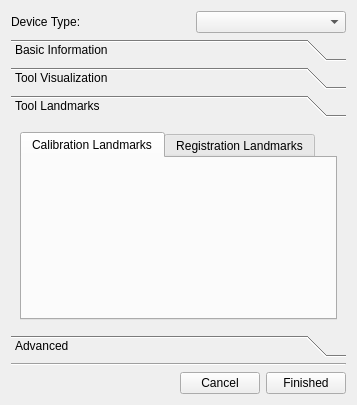
First picture: the form in Modules/IGTUI/Qmitk/QmitkNavigationToolCreationWidget.ui, repository MITK/MITK, before the edit.
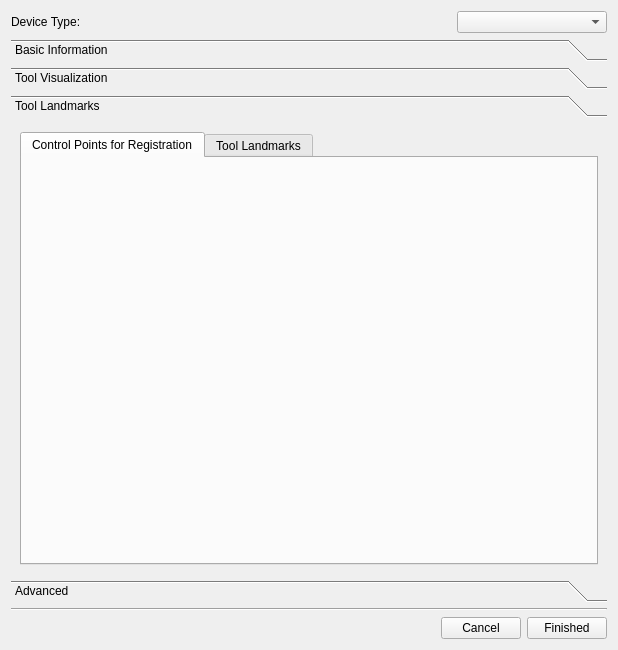
Second picture: the form after the edit. The open tabs and pages were chosen to show the change. Custom widgets are drawn as their Qt base class.

Commit message: to task T23731 : renamed tool landmarks in UI. Still todo: renaming in code

Diff of the .ui file:
```diff
--- a/Modules/IGTUI/Qmitk/QmitkNavigationToolCreationWidget.ui
+++ b/Modules/IGTUI/Qmitk/QmitkNavigationToolCreationWidget.ui
@@ -6,8 +6,8 @@
    <rect>
     <x>0</x>
     <y>0</y>
-    <width>357</width>
-    <height>405</height>
+    <width>618</width>
+    <height>650</height>
    </rect>
   </property>
   <property name="windowTitle">
@@ -258,8 +258,8 @@
        <rect>
         <x>0</x>
         <y>0</y>
-        <width>145</width>
-        <height>73</height>
+        <width>596</width>
+        <height>426</height>
        </rect>
       </property>
       <attribute name="label">
@@ -273,7 +273,7 @@
          </property>
          <widget class="QWidget" name="tab">
           <attribute name="title">
-           <string>Calibration Landmarks</string>
+           <string>Control Points for Registration</string>
           </attribute>
           <layout class="QVBoxLayout" name="verticalLayout_7">
            <item>
@@ -283,7 +283,7 @@
          </widget>
          <widget class="QWidget" name="tab_2">
           <attribute name="title">
-           <string>Registration Landmarks</string>
+           <string>Tool Landmarks</string>
           </attribute>
           <layout class="QVBoxLayout" name="verticalLayout_5">
            <item>
```
Left out of the diff: 16 changed lines with no effect on the pictures.
